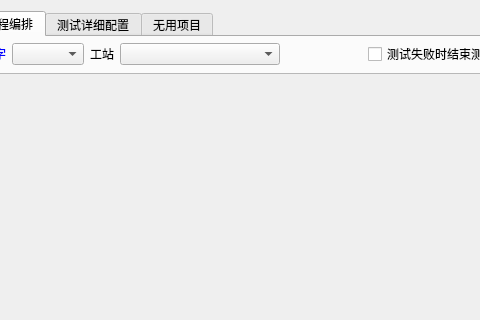
Qt form platform/settings/qsetting.ui (yuhuang163/test) before a commit; both pictures show x 134 to 614 and y 0 to 320 of the 1204 by 843 pixel window.
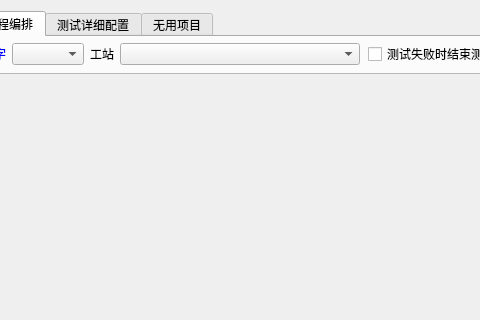
The same form after that commit.

What changed in the file:
```diff
--- a/platform/settings/qsetting.ui
+++ b/platform/settings/qsetting.ui
@@ -715,7 +715,7 @@
           <widget class="QComboBox" name="comboBox_testFlowStation">
            <property name="minimumSize">
             <size>
-             <width>160</width>
+             <width>240</width>
              <height>0</height>
             </size>
            </property>
```
Left out of the diff: 3 changed lines with no effect on the pictures.
